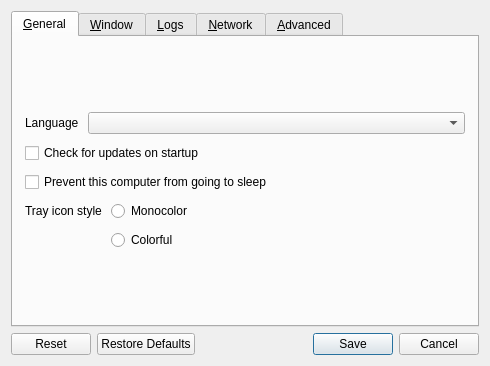
The window that src/lib/gui/dialogs/SettingsDialog.ui (zgpbloodwolf/deskflow) describes before a commit, drawn with Qt 5.
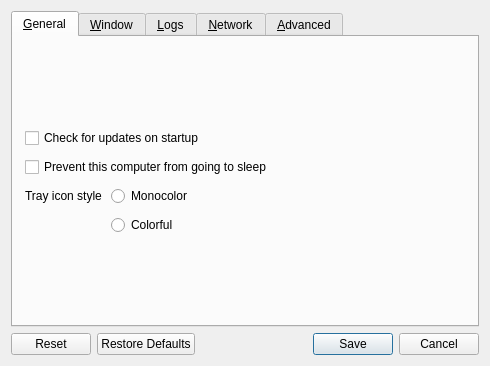
The same window after the commit. Icons and pictures are not drawn.

Commit message:
refactor(gui,i18n): 移除语言选择相关代码，强制使用中文界面
1. 从设置对话框UI中删除语言选择控件
2. 移除I18N类中自动检测和加载翻译的逻辑，固定加载中文翻译
3. 删除设置对话框中所有语言设置相关的初始化、绑定和保存逻辑
4. 不再允许用户修改程序语言，强制使用简体中文界面

Diff of the .ui file:
```diff
--- a/src/lib/gui/dialogs/SettingsDialog.ui
+++ b/src/lib/gui/dialogs/SettingsDialog.ui
@@ -58,26 +58,6 @@
          </property>
         </spacer>
        </item>
-       <item>
-        <layout class="QHBoxLayout" name="horizontalLayout_3">
-         <item>
-          <widget class="QLabel" name="lblLanguage">
-           <property name="sizePolicy">
-            <sizepolicy hsizetype="Maximum" vsizetype="Preferred">
-             <horstretch>0</horstretch>
-             <verstretch>0</verstretch>
-            </sizepolicy>
-           </property>
-           <property name="text">
-            <string>Language</string>
-           </property>
-          </widget>
-         </item>
-         <item>
-          <widget class="QComboBox" name="comboLanguage"/>
-         </item>
-        </layout>
-       </item>
        <item>
         <widget class="QCheckBox" name="cbAutoUpdate">
          <property name="text">
```
The commit also changes 2 other files.
